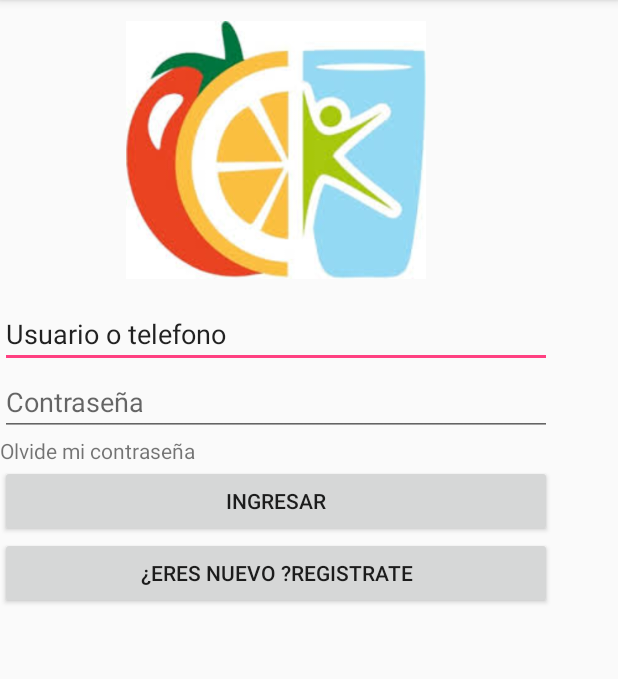
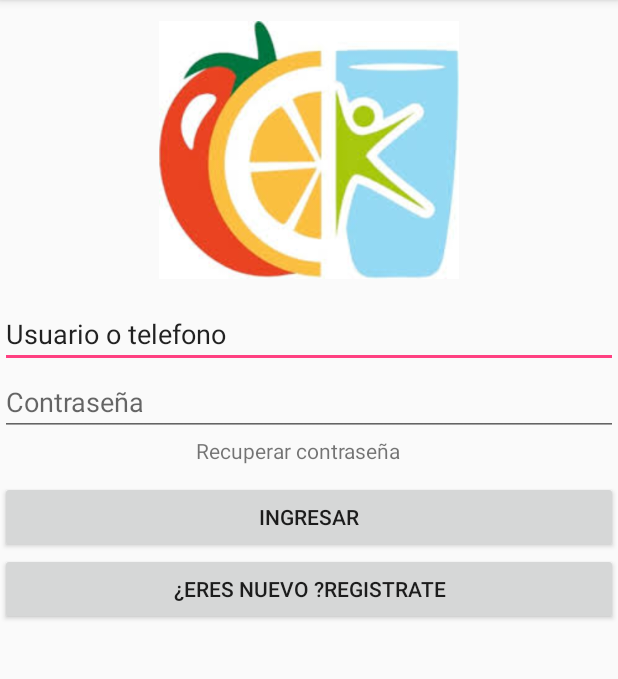
Before and after one commit to JackMeraz/NinodeLosJugos, an Android app: the screen it shows after launch (MainActivity), on a phone screen of 412 x 824 dp, the part 84-763 px from its top. Run offline under Robolectric (Android 15) with nearby library versions, the phone set to English and light mode, and no system bars.

Commit message:
sin errores 2

```diff
--- a/app/src/main/res/layout/activity_main.xml
+++ b/app/src/main/res/layout/activity_main.xml
@@ -4,10 +4,11 @@
     xmlns:tools="http://schemas.android.com/tools"
     android:layout_width="match_parent"
     android:layout_height="match_parent"
+    android:orientation="vertical"
     tools:context="com.example.jacobomeraz.niodelosjugos.MainActivity">
 
     <LinearLayout
-        android:layout_width="368dp"
+        android:layout_width="match_parent"
         android:layout_height="wrap_content"
         android:orientation="vertical"
         tools:layout_editor_absoluteX="8dp"
@@ -35,20 +36,19 @@
                 android:text="Usuario o telefono" />
 
             <EditText
-                android:id="@+id/editText4"
+                android:id="@+id/editText6"
                 android:layout_width="match_parent"
                 android:layout_height="wrap_content"
                 android:ems="10"
                 android:hint="Contraseña"
-                android:inputType="textPersonName" />
+                android:inputType="textPassword" />
 
             <TextView
-                android:id="@+id/textView2"
-                android:layout_width="match_parent"
-                android:layout_height="wrap_content"
-                android:text="Olvide mi contraseña"
+                android:id="@+id/textView3"
+                android:layout_width="150dp"
+                android:layout_height="30dp"
                 android:layout_gravity="center"
-                />
+                android:text="Recuperar contraseña" />
 
             <Button
                 android:id="@+id/button"
```
